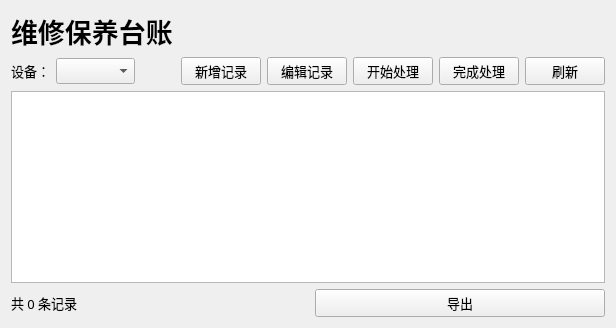
Above: LabAssetUI/pages/maintenance/maintenancepage.ui from zhang512002/LabAssetManage before the change. Below: the same form after it.
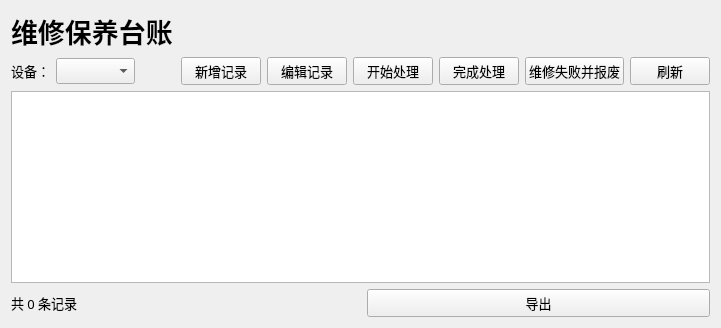
That is the form after the change.

Commit message: feat: add repair failure scrap workflow

```diff
--- a/LabAssetUI/pages/maintenance/maintenancepage.ui
+++ b/LabAssetUI/pages/maintenance/maintenancepage.ui
@@ -19,6 +19,7 @@
      <item><widget class="QPushButton" name="btn_edit"><property name="text"><string>编辑记录</string></property></widget></item>
      <item><widget class="QPushButton" name="btn_start"><property name="text"><string>开始处理</string></property></widget></item>
      <item><widget class="QPushButton" name="btn_complete"><property name="text"><string>完成处理</string></property></widget></item>
+     <item><widget class="QPushButton" name="btn_scrap"><property name="text"><string>维修失败并报废</string></property></widget></item>
      <item><widget class="QPushButton" name="btn_refresh"><property name="text"><string>刷新</string></property></widget></item>
     </layout>
    </item>
```
The commit also changes 9 other files.
